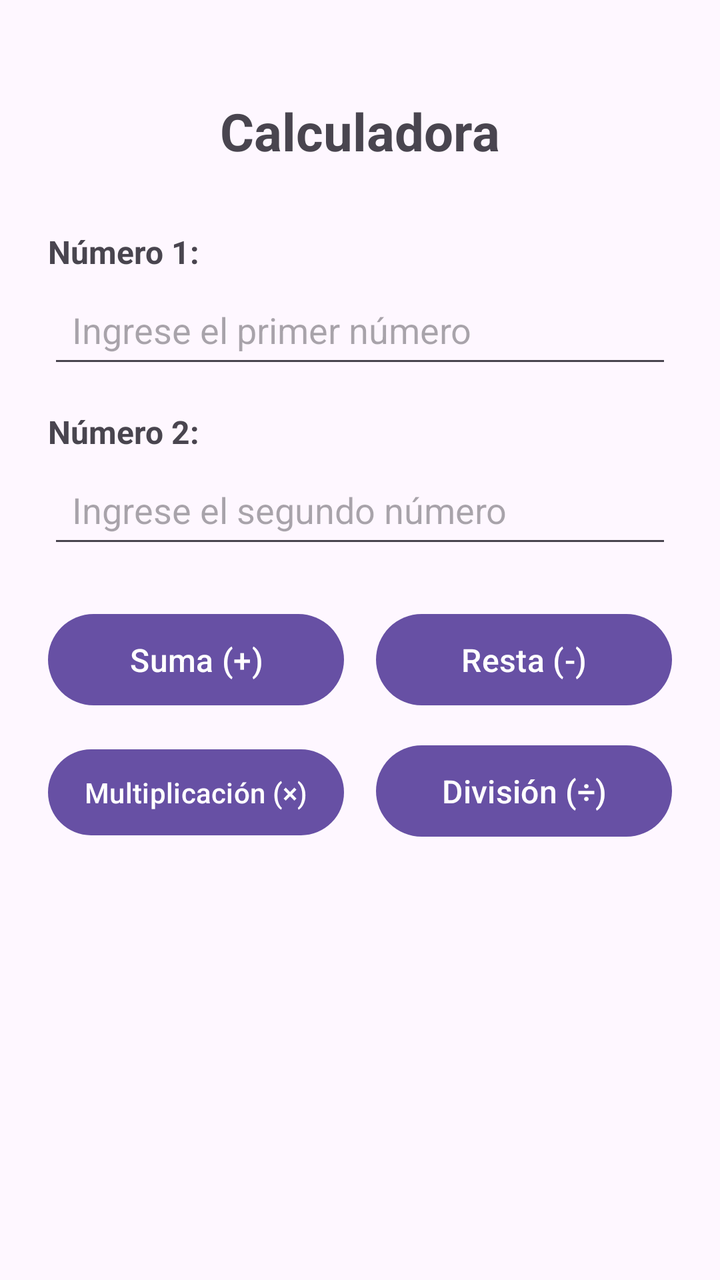
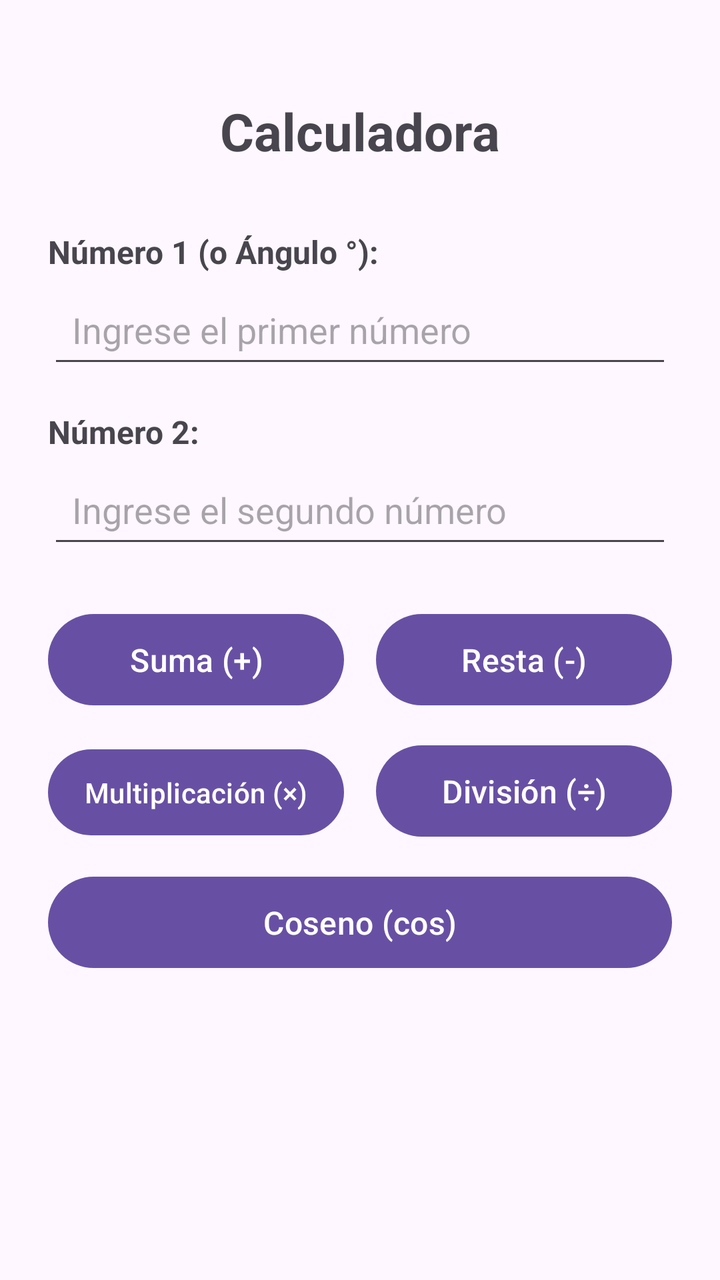

An Android layout rendered at two revisions. The XML below is the earlier revision; the diff shows what the commit changed to produce the second picture.
<!-- AndroidManifest.xml: application theme Theme.Calculadora -->
<!-- res/layout/activity_main.xml -->
<?xml version="1.0" encoding="utf-8"?>
<ScrollView xmlns:android="http://schemas.android.com/apk/res/android"
    android:id="@+id/main"
    android:layout_width="match_parent"
    android:layout_height="match_parent"
    android:fillViewport="true">

    <LinearLayout
        android:layout_width="match_parent"
        android:layout_height="wrap_content"
        android:gravity="center_horizontal"
        android:orientation="vertical"
        android:padding="24dp">

        <TextView
            android:layout_width="wrap_content"
            android:layout_height="wrap_content"
            android:layout_marginTop="24dp"
            android:layout_marginBottom="32dp"
            android:text="Calculadora"
            android:textSize="26sp"
            android:textStyle="bold" />

        
        <TextView
            android:layout_width="match_parent"
            android:layout_height="wrap_content"
            android:layout_marginBottom="4dp"
            android:text="Número 1:"
            android:textSize="16sp"
            android:textStyle="bold" />

        <EditText
            android:id="@+id/etNumero1"
            android:layout_width="match_parent"
            android:layout_height="wrap_content"
            android:layout_marginBottom="16dp"
            android:hint="Ingrese el primer número"
            android:inputType="numberDecimal|numberSigned"
            android:minHeight="48dp"
            android:padding="12dp" />

        
        <TextView
            android:layout_width="match_parent"
            android:layout_height="wrap_content"
            android:layout_marginBottom="4dp"
            android:text="Número 2:"
            android:textSize="16sp"
            android:textStyle="bold" />

        <EditText
            android:id="@+id/etNumero2"
            android:layout_width="match_parent"
            android:layout_height="wrap_content"
            android:layout_marginBottom="24dp"
            android:hint="Ingrese el segundo número"
            android:inputType="numberDecimal|numberSigned"
            android:minHeight="48dp"
            android:padding="12dp" />

        
        <LinearLayout
            android:layout_width="match_parent"
            android:layout_height="wrap_content"
            android:layout_marginBottom="12dp"
            android:orientation="horizontal">

            <Button
                android:id="@+id/btnSumar"
                android:layout_width="0dp"
                android:layout_height="wrap_content"
                android:layout_marginEnd="8dp"
                android:layout_weight="1"
                android:padding="12dp"
                android:text="Suma (+)"
                android:textSize="16sp" />

            <Button
                android:id="@+id/btnRestar"
                android:layout_width="0dp"
                android:layout_height="wrap_content"
                android:layout_marginStart="8dp"
                android:layout_weight="1"
                android:padding="12dp"
                android:text="Resta (-)"
                android:textSize="16sp" />
        </LinearLayout>

        <LinearLayout
            android:layout_width="match_parent"
            android:layout_height="wrap_content"
            android:orientation="horizontal">

            <Button
                android:id="@+id/btnMultiplicar"
                android:layout_width="0dp"
                android:layout_height="wrap_content"
                android:layout_marginEnd="8dp"
                android:layout_weight="1"
                android:padding="12dp"
                android:text="Multiplicación (×)"
                android:textSize="14sp" />

            <Button
                android:id="@+id/btnDividir"
                android:layout_width="0dp"
                android:layout_height="wrap_content"
                android:layout_marginStart="8dp"
                android:layout_weight="1"
                android:padding="12dp"
                android:text="División (÷)"
                android:textSize="16sp" />
        </LinearLayout>

    </LinearLayout>
</ScrollView>
<!-- resources referenced by this layout -->
<resources>
  <style name="Theme.Calculadora" parent="Base.Theme.Calculadora" />
  <style name="Base.Theme.Calculadora" parent="Theme.Material3.DayNight.NoActionBar">
          
          
      </style>
</resources>

<!-- the commit's change to res/layout/activity_main.xml (unified diff, before → after) -->
@@ -26,7 +26,7 @@
             android:layout_width="match_parent"
             android:layout_height="wrap_content"
             android:layout_marginBottom="4dp"
-            android:text="Número 1:"
+            android:text="Número 1 (o Ángulo °):"
             android:textSize="16sp"
             android:textStyle="bold" />
 
@@ -90,6 +90,7 @@
         <LinearLayout
             android:layout_width="match_parent"
             android:layout_height="wrap_content"
+            android:layout_marginBottom="12dp"
             android:orientation="horizontal">
 
             <Button
@@ -113,5 +114,20 @@
                 android:textSize="16sp" />
         </LinearLayout>
 
+        
+        <LinearLayout
+            android:layout_width="match_parent"
+            android:layout_height="wrap_content"
+            android:orientation="horizontal">
+
+            <Button
+                android:id="@+id/btnCoseno"
+                android:layout_width="match_parent"
+                android:layout_height="wrap_content"
+                android:padding="12dp"
+                android:text="Coseno (cos)"
+                android:textSize="16sp" />
+        </LinearLayout>
+
     </LinearLayout>
 </ScrollView>
